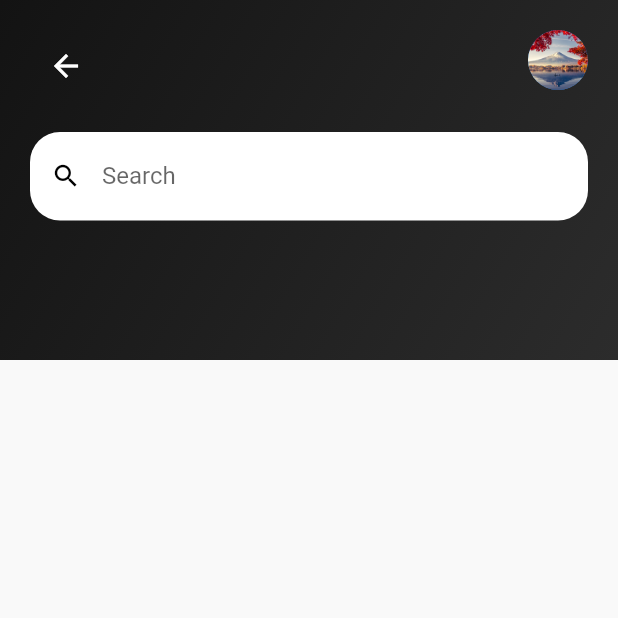
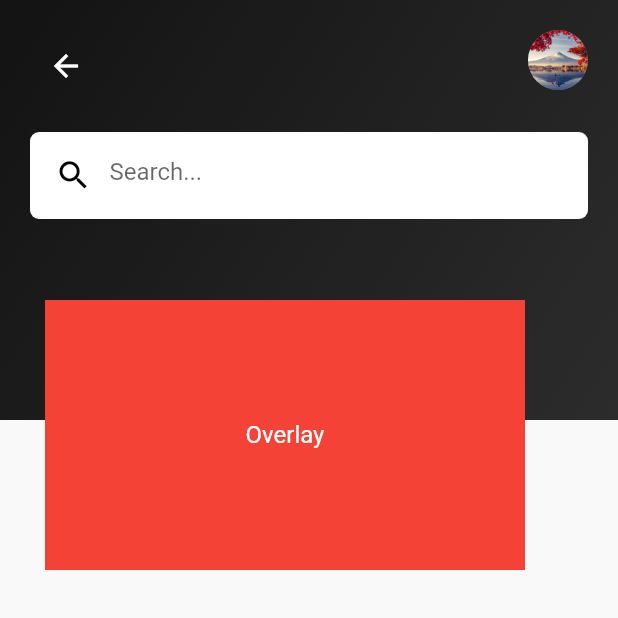
Before and after one commit to bimbo-ade/MyCoffee, a Flutter app: the HomeScreen screen opened directly, on a phone screen of 412 x 824 dp, the top half of it. Run offline on Flutter 3.47's test engine with Material 2 defaults, Android fonts, the phone set to English and light mode, and no system bars.

Commit message:
promo card

```diff
--- a/lib/home_screen.dart
+++ b/lib/home_screen.dart
@@ -25,7 +25,7 @@ class HomeScreen extends StatelessWidget {
                 ),
               ),
               width: double.infinity,
-              height: 240,
+              height: 280,
               child: Padding(
                 padding: const EdgeInsets.all(20.0),
                 child: Column(
@@ -56,18 +56,18 @@ class HomeScreen extends StatelessWidget {
                       // crossAxisAlignment: CrossAxisAlignment.start,
                       children: [
                         Container(
+                          padding: const EdgeInsets.all(5),
                           decoration: BoxDecoration(
                               color: Colors.white,
-                              borderRadius: BorderRadius.circular(20)),
+                              borderRadius: BorderRadius.circular(6)),
                           child: const TextField(
                             // controller: _searchController,
                             decoration: InputDecoration(
-                                labelText: 'Search',
                                 hintText: 'Search...',
                                 prefixIcon: Icon(
                                   Icons.search,
                                   color: Colors.black,
-                                  size: 20,
+                                  size: 25,
                                 ),
                                 border: InputBorder.none),
                           ),
@@ -78,6 +78,24 @@ class HomeScreen extends StatelessWidget {
                 ),
               ),
             ),
+            Positioned(
+              top: 200, // Adjust the position of the rectangle
+              left: 30, // Adjust the position of the rectangle
+              child: Container(
+                color: Colors.red,
+                width: 320,
+                height: 180,
+                child: const Center(
+                  child: Text(
+                    'Overlay',
+                    style: TextStyle(
+                      color: Colors.white,
+                      fontSize: 16,
+                    ),
+                  ),
+                ),
+              ),
+            ),
           ],
         ),
       ),
```
